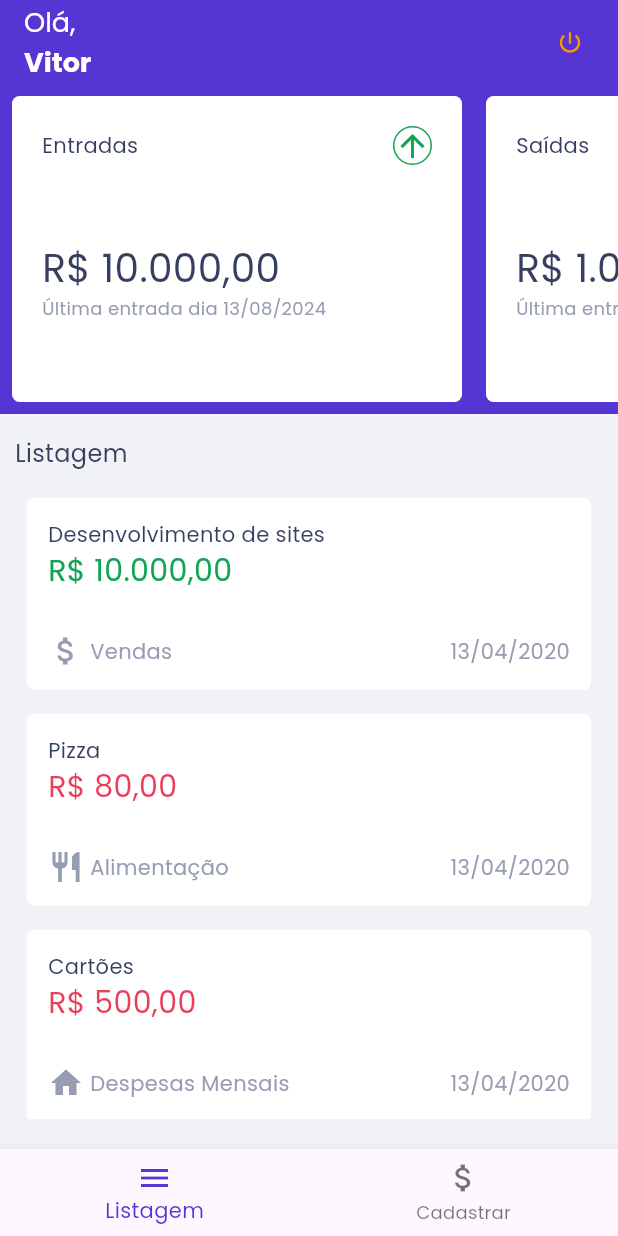
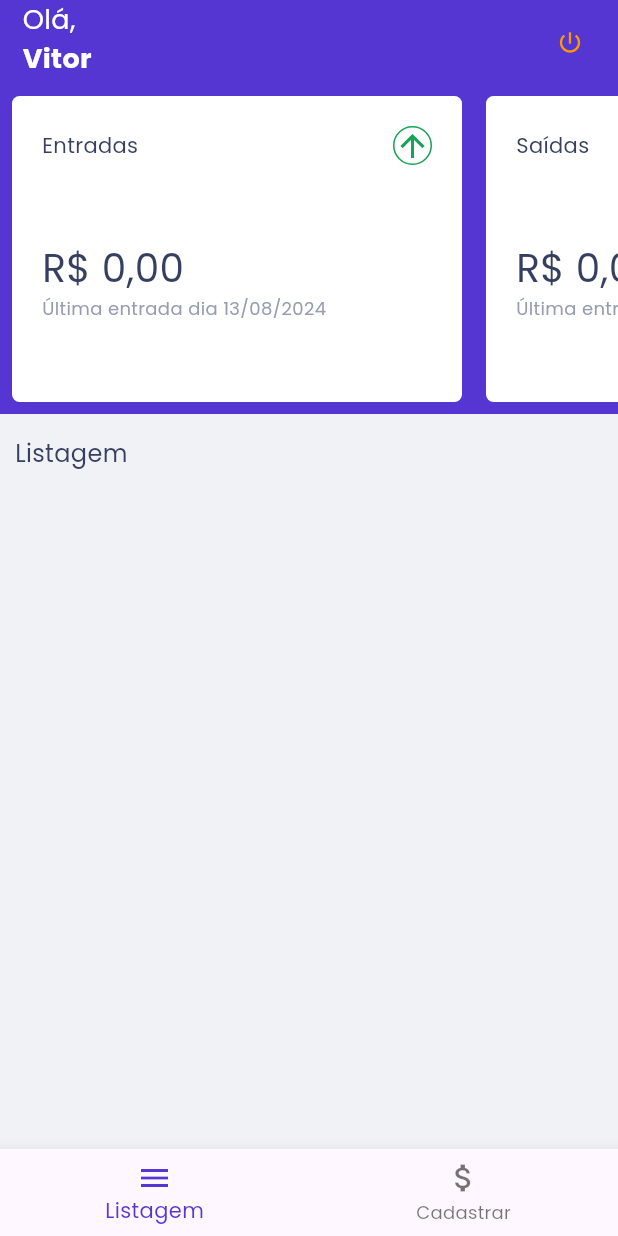
Before and after one commit to vcesardev/flutter_finances, a Flutter app: the screen it shows after launch, on a phone screen of 412 x 824 dp. Run offline on Flutter 3.47's test engine with Material 3 defaults, Android fonts, the phone set to English and light mode, and no system bars; our stand-ins replace cloud_firestore, firebase_core; accounts and stored records are empty.

Commit message:
feat: implement firebase and add entries to cloud storage

```diff
--- a/lib/config/entries_collection.dart
+++ b/lib/config/entries_collection.dart
@@ -2,81 +2,32 @@ import 'package:flutter/material.dart';
 import 'package:flutter_finances/models/entry.dart';
 
 class EntryCollection {
-  final List<Entry> _entry = [
-    Entry(
-        title: "Desenvolvimento de sites",
-        value: 10000,
-        category: "Vendas",
-        date: "13/04/2020",
-        icon: Icons.attach_money,
-        type: "income"),
-    Entry(
-        title: "Pizza",
-        value: 80,
-        category: "Alimentação",
-        date: "13/04/2020",
-        icon: Icons.restaurant,
-        type: "outcome"),
-    Entry(
-        title: "Cartões",
-        value: 500,
-        category: "Despesas Mensais",
-        date: "13/04/2020",
-        icon: Icons.home,
-        type: "outcome"),
-    Entry(
-        title: "Ingresso Music On",
-        value: 120,
-        category: "Rolês",
-        date: "13/04/2020",
-        icon: Icons.celebration,
-        type: "outcome"),
-    Entry(
-        title: "Casaco",
-        value: 200,
-        category: "Roupas",
-        date: "13/04/2020",
-        icon: Icons.checkroom,
-        type: "outcome"),
-    Entry(
-        title: "Cimento Obra",
-        value: 150,
-        category: "Miscelânea",
-        date: "13/04/2020",
-        icon: Icons.shopping_cart,
-        type: "outcome"),
-  ];
-
-  List<Entry> get getEntries {
-    return _entry;
-  }
-
-  int getTotalIncomes() {
-    int value = 0;
-    _entry.forEach((item) {
-      if (item.type == 'income') {
-        value += item.value;
+  double getTotalIncomes(List<Entry> entries) {
+    double value = 0;
+    entries.forEach((item) {
+      if (item.transactionType == 'income') {
+        value += double.parse(item.price);
       }
     });
 
     return value;
   }
 
-  int getTotalOutcomes() {
-    int value = 0;
-    _entry.forEach((item) {
-      if (item.type == 'outcome') {
-        value += item.value;
+  double getTotalOutcomes(List<Entry> entries) {
+    double value = 0;
+    entries.forEach((item) {
+      if (item.transactionType == 'outcome') {
+        value += double.parse(item.price);
       }
     });
 
     return value;
   }
 
-  int getTotalBalance() {
-    int value = 0;
-    int incomeValue = getTotalIncomes();
-    int outcomeValue = getTotalOutcomes();
+  double getTotalBalance(List<Entry> entries) {
+    double value = 0;
+    double incomeValue = getTotalIncomes(entries);
+    double outcomeValue = getTotalOutcomes(entries);
 
     value = incomeValue - outcomeValue;
 
--- a/lib/config/entry_categories.dart
+++ b/lib/config/entry_categories.dart
@@ -14,7 +14,7 @@ class EntryCategoriesCollection {
       ),
     ),
     DropdownMenuItem(
-      value: 'alimentação',
+      value: 'alimentacao',
       child: Row(
         children: <Widget>[
           Icon(Icons.restaurant, color: CustomColors().text),
@@ -34,7 +34,7 @@ class EntryCategoriesCollection {
       ),
     ),
     DropdownMenuItem(
-      value: 'festas',
+      value: 'entretenimento',
       child: Row(
         children: <Widget>[
           Icon(Icons.celebration, color: CustomColors().text),
--- a/lib/config/month_data_collection.dart
+++ b/lib/config/month_data_collection.dart
@@ -1,21 +1,28 @@
 import 'package:flutter_finances/config/entries_collection.dart';
+import 'package:flutter_finances/models/entry.dart';
 import 'package:flutter_finances/models/month_data.dart';
 
 class MonthDataCollection {
-  final List<MonthData> _monthData = [
+  List<Entry> entries;
+
+  late final List<MonthData> _monthData;
+
+  MonthDataCollection({required this.entries}) {
+    _monthData = [
       MonthData(
           type: 'Entradas',
-        value: EntryCollection().getTotalIncomes(),
+          value: EntryCollection().getTotalIncomes(entries),
           date: "13/08/2024"),
       MonthData(
           type: 'Saídas',
-        value: EntryCollection().getTotalOutcomes(),
+          value: EntryCollection().getTotalOutcomes(entries),
           date: "13/08/2024"),
       MonthData(
           type: 'Total',
-        value: EntryCollection().getTotalBalance(),
+          value: EntryCollection().getTotalBalance(entries),
           date: "13/08/2024"),
     ];
+  }
 
   List<MonthData> get getMonthData {
     return _monthData;
--- a/lib/models/entry.dart
+++ b/lib/models/entry.dart
@@ -2,17 +2,17 @@ import 'package:flutter/material.dart';
 
 class Entry {
   String title;
-  int value;
-  String category;
-  String date;
-  String type;
-  IconData icon;
+  String price;
+  String transactionCategory;
+  DateTime date;
+  String transactionType;
+  String id;
 
   Entry(
       {required this.title,
-      required this.value,
-      required this.category,
+      required this.price,
+      required this.transactionCategory,
       required this.date,
-      required this.icon,
-      required this.type});
+      required this.transactionType,
+      required this.id});
 }
--- a/lib/models/entry_payload.dart
+++ b/lib/models/entry_payload.dart
@@ -2,15 +2,15 @@ import 'package:flutter/material.dart';
 
 class EntryPayload {
   String title;
-  String value;
-  String category;
+  String price;
+  String transactionCategory;
   DateTime date;
-  String type;
+  String transactionType;
 
   EntryPayload(
       {required this.title,
-      required this.value,
-      required this.category,
+      required this.price,
+      required this.transactionCategory,
       required this.date,
-      required this.type});
+      required this.transactionType});
 }
--- a/lib/models/month_data.dart
+++ b/lib/models/month_data.dart
@@ -2,7 +2,7 @@ import 'package:flutter_finances/utils/masks.dart';
 
 class MonthData {
   String type;
-  int value;
+  double value;
   String date;
 
   MonthData({required this.type, required this.value, required this.date});
--- a/lib/pages/Home/home.dart
+++ b/lib/pages/Home/home.dart
@@ -3,8 +3,10 @@ import 'package:flutter/rendering.dart';
 import 'package:flutter_finances/config/colors.dart';
 import 'package:flutter_finances/config/entries_collection.dart';
 import 'package:flutter_finances/config/month_data_collection.dart';
+import 'package:flutter_finances/models/entry.dart';
 import 'package:flutter_finances/pages/Home/widgets/EntryListItem/entry_list_item.dart';
 import 'package:flutter_finances/pages/Home/widgets/MonthDataCard/month_data_card.dart';
+import 'package:flutter_finances/services/entries.dart';
 
 class HomeScreen extends StatefulWidget {
   const HomeScreen({super.key});
@@ -14,19 +16,53 @@ class HomeScreen extends StatefulWidget {
 }
 
 class _HomeScreenState extends State<HomeScreen> {
+  List<Entry> _entries = [];
+
+  Future<void> _loadEntries() async {
+    try {
+      List<Entry> entries = await EntriesService().fetchEntries();
+
+      setState(() {
+        _entries = entries;
+      });
+    } catch (e) {
+      // Handle any errors
+      print("Error fetching entries: $e");
+    }
+  }
+
+  @override
+  void initState() {
+    // TODO: implement initState
+    super.initState();
+    _loadEntries();
+  }
+
   @override
   Widget build(BuildContext context) {
     return Scaffold(
       appBar: AppBar(
-        title: Column(
+        leadingWidth: 100,
+        leading: Padding(
+          padding: EdgeInsets.only(left: 15),
+          child: Column(
+            mainAxisAlignment: MainAxisAlignment.start,
             crossAxisAlignment: CrossAxisAlignment.start,
             children: [
-            Text("Olá,", style: TextStyle(fontSize: 18)),
+              Text(
+                "Olá,",
+                style: TextStyle(fontSize: 18, color: Colors.white),
+                textAlign: TextAlign.start,
+              ),
               Text(
                 "Vitor",
-              style: TextStyle(fontWeight: FontWeight.w700, fontSize: 18),
+                style: TextStyle(
+                    fontWeight: FontWeight.w700,
+                    fontSize: 18,
+                    color: Colors.white),
               )
             ],
+          ),
         ),
         actions: [
           TextButton(
@@ -47,7 +83,9 @@ class _HomeScreenState extends State<HomeScreen> {
               child: ListView(
                 scrollDirection: Axis.horizontal,
                 key: UniqueKey(),
-                children: MonthDataCollection().getMonthData.map((data) {
+                children: MonthDataCollection(entries: _entries)
+                    .getMonthData
+                    .map((data) {
                   return Padding(
                     padding: const EdgeInsets.all(8.0),
                     child: MonthDataCard(
@@ -77,7 +115,7 @@ class _HomeScreenState extends State<HomeScreen> {
                 padding: const EdgeInsets.fromLTRB(10, 0, 10, 20),
                 child: ListView(
                   key: UniqueKey(),
-                  children: EntryCollection().getEntries.map((item) {
+                  children: _entries.map((item) {
                     return Padding(
                       padding: const EdgeInsets.all(8.0),
                       child: EntryListItem(
--- a/lib/pages/Home/widgets/EntryListItem/entry_list_item.dart
+++ b/lib/pages/Home/widgets/EntryListItem/entry_list_item.dart
@@ -1,5 +1,6 @@
 import 'package:flutter/material.dart';
 import 'package:flutter_finances/config/colors.dart';
+import 'package:flutter_finances/config/icon_parser.dart';
 import 'package:flutter_finances/models/entry.dart';
 import 'package:flutter_finances/utils/masks.dart';
 
@@ -31,9 +32,9 @@ class EntryListItem extends StatelessWidget {
                   style: TextStyle(fontSize: 14, color: CustomColors().title),
                 ),
                 Text(
-                  Masks().formatValueToCurrency(entry.value),
+                  Masks().formatValueToCurrency(double.parse(entry.price)),
                   style: TextStyle(
-                      color: entry.type == 'income'
+                      color: entry.transactionType == 'income'
                           ? CustomColors().green
                           : CustomColors().red,
                       fontSize: 20),
@@ -46,21 +47,21 @@ class EntryListItem extends StatelessWidget {
                 Row(
                   children: [
                     Icon(
-                      entry.icon,
+                      IconParser().fetchIcon(entry.transactionCategory),
                       color: CustomColors().text,
                     ),
                     SizedBox(
                       width: 4,
                     ),
                     Text(
-                      entry.category,
+                      IconParser().fetchCategory(entry.transactionCategory),
                       style:
                           TextStyle(color: CustomColors().text, fontSize: 14),
                     ),
                   ],
                 ),
                 Text(
-                  entry.date,
+                  Masks().formatDateTime(entry.date),
                   style: TextStyle(color: CustomColors().text, fontSize: 14),
                 ),
               ],
--- a/lib/utils/masks.dart
+++ b/lib/utils/masks.dart
@@ -1,6 +1,8 @@
+import 'package:intl/intl.dart';
+
 class Masks {
-  String formatValueToCurrency(int value) {
-    final String stringValue = value.toString();
+  String formatValueToCurrency(double value) {
+    final String stringValue = value.toStringAsFixed(0);
 
     final String formattedValue = stringValue.replaceAllMapped(
         RegExp(r'(\d)(?=(\d{3})+(?!\d))'), (Match match) => '${match[1]}.');
@@ -16,4 +18,10 @@ class Masks {
 
     return '$formattedValue,00';
   }
+
+  String formatDateTime(DateTime date) {
+    String formattedDate = DateFormat("dd/MM/yyyy").format(date);
+
+    return formattedDate;
+  }
 }
--- a/pubspec.yaml
+++ b/pubspec.yaml
@@ -35,6 +35,9 @@ dependencies:
   # The following adds the Cupertino Icons font to your application.
   # Use with the CupertinoIcons class for iOS style icons.
   cupertino_icons: ^1.0.6
+  firebase_core: ^3.8.1
+  cloud_firestore: ^5.5.1
+  intl: ^0.20.1
 
 dev_dependencies:
   flutter_test:
```
Also changed, not shown: lib/config/icon_parser.dart (added, +33 -0 lines), lib/main.dart (+9 -1 lines), lib/models/icon_info.dart (added, +9 -0 lines), lib/pages/AddEntry/add_entry.dart (+47 -89 lines), lib/pages/AddEntry/widgets/TransactionTypes/transaction_types.dart (added, +78 -0 lines), lib/services/entries.dart (added, +49 -0 lines), firebase.json (added), lib/firebase_options.dart (added), pubspec.lock, 23 other files. Lines whose indentation alone changed are shown as unchanged.
